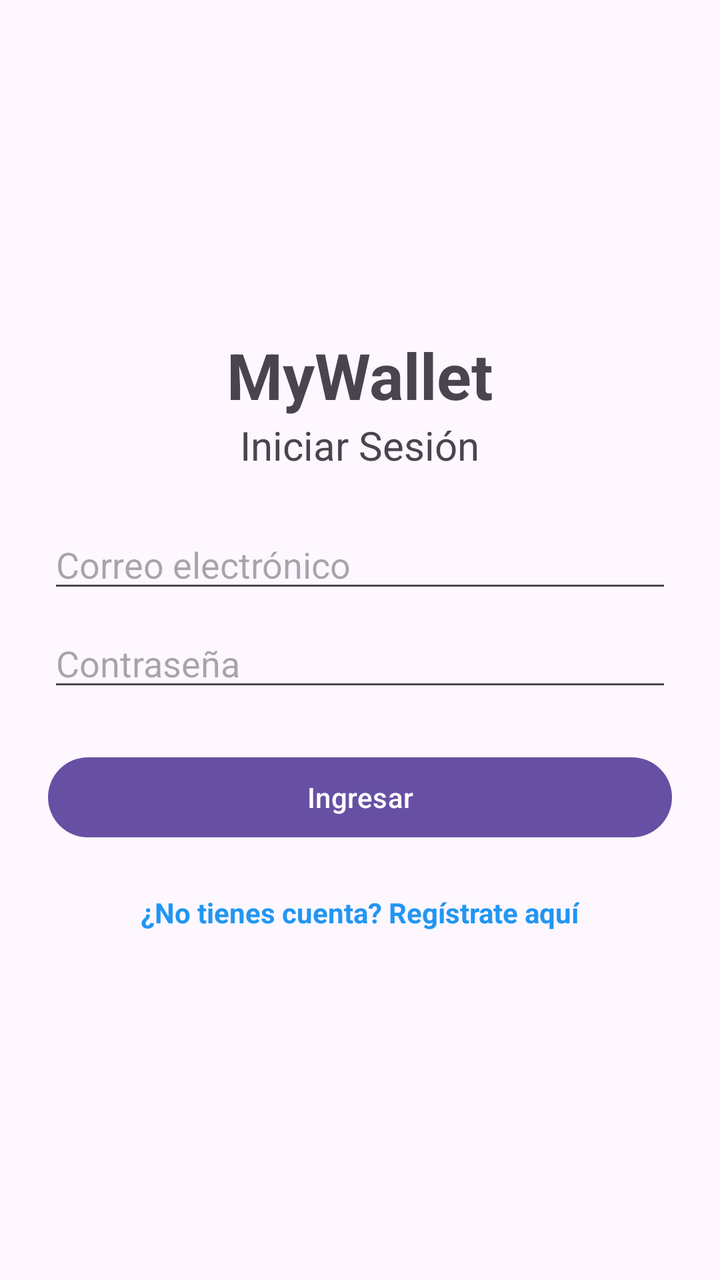
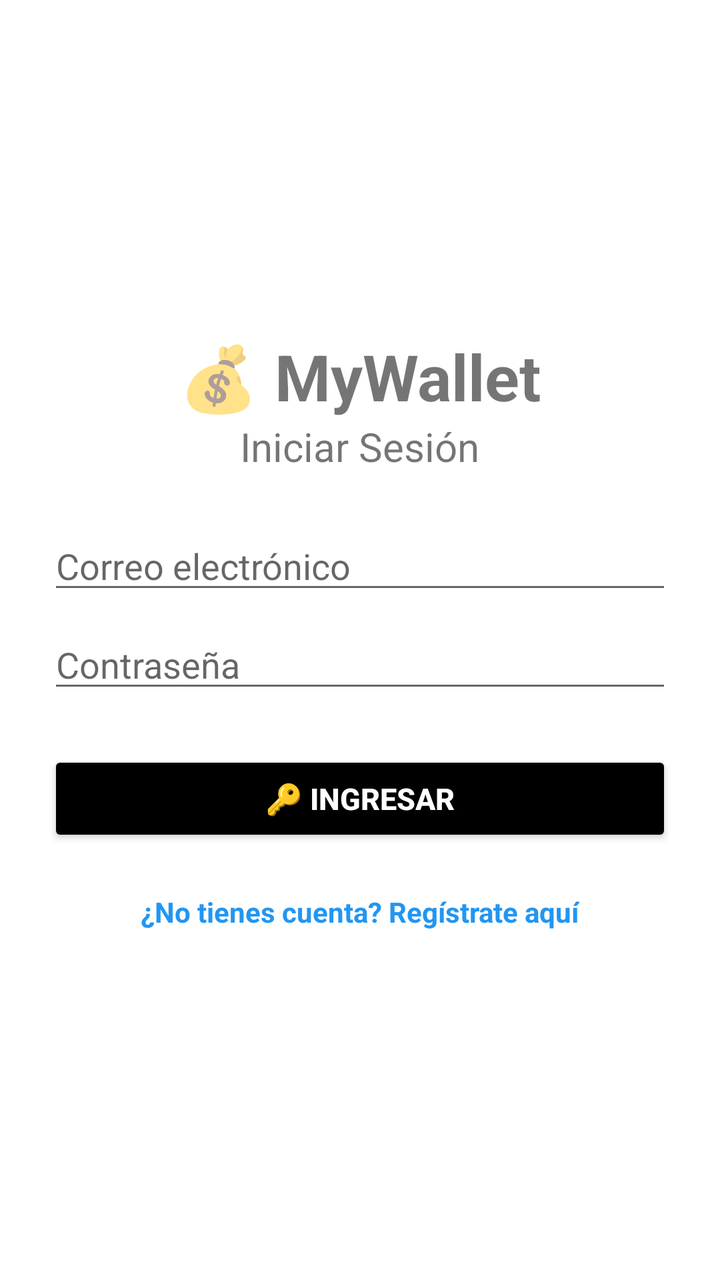

The first picture is an Android layout as it rendered before a commit; the second is the same layout after the commit. The layout source and the unified diff follow.
<!-- AndroidManifest.xml: application theme Theme.MyWallet -->
<!-- res/layout/activity_login.xml -->
<?xml version="1.0" encoding="utf-8"?>
<LinearLayout xmlns:android="http://schemas.android.com/apk/res/android"
    xmlns:tools="http://schemas.android.com/tools"
    android:layout_width="match_parent"
    android:layout_height="match_parent"
    android:fitsSystemWindows="true"
    android:gravity="center_vertical"
    android:orientation="vertical"
    android:padding="24dp"
    tools:context=".ui.LoginActivity">

    <TextView
        android:layout_width="wrap_content"
        android:layout_height="wrap_content"
        android:text="MyWallet"
        android:textSize="32sp"
        android:textStyle="bold"
        android:layout_gravity="center_horizontal"/>

    <TextView
        android:layout_width="wrap_content"
        android:layout_height="wrap_content"
        android:text="Iniciar Sesión"
        android:textSize="20sp"
        android:layout_gravity="center_horizontal"
        android:layout_marginBottom="24dp"/>

    <EditText
        android:id="@+id/etEmail"
        android:layout_width="match_parent"
        android:layout_height="wrap_content"
        android:hint="Correo electrónico"
        android:inputType="textEmailAddress"
        android:layout_marginBottom="8dp"/>

    <EditText
        android:id="@+id/etPassword"
        android:layout_width="match_parent"
        android:layout_height="wrap_content"
        android:hint="Contraseña"
        android:inputType="textPassword"
        android:layout_marginBottom="24dp"/>

    <Button
        android:id="@+id/btnLogin"
        android:layout_width="match_parent"
        android:layout_height="wrap_content"
        android:text="Ingresar"/>

    <TextView
        android:id="@+id/tvIrRegistro"
        android:layout_width="wrap_content"
        android:layout_height="wrap_content"
        android:layout_gravity="center_horizontal"
        android:layout_marginTop="16dp"
        android:padding="8dp"
        android:text="¿No tienes cuenta? Regístrate aquí"
        android:textColor="#2196F3"
        android:textStyle="bold"/>

</LinearLayout>
<!-- resources referenced by this layout -->
<resources>
  <style name="Theme.MyWallet" parent="Base.Theme.MyWallet" />
  <style name="Base.Theme.MyWallet" parent="Theme.Material3.DayNight.NoActionBar">
          
          
      </style>
</resources>

<!-- the commit's change to res/layout/activity_login.xml (unified diff, before → after) -->
@@ -1,61 +1,78 @@
 <?xml version="1.0" encoding="utf-8"?>
 <LinearLayout xmlns:android="http://schemas.android.com/apk/res/android"
+    xmlns:app="http://schemas.android.com/apk/res-auto"
     xmlns:tools="http://schemas.android.com/tools"
     android:layout_width="match_parent"
     android:layout_height="match_parent"
+    android:orientation="vertical"
     android:fitsSystemWindows="true"
-    android:gravity="center_vertical"
-    android:orientation="vertical"
-    android:padding="24dp"
     tools:context=".ui.LoginActivity">
 
-    <TextView
-        android:layout_width="wrap_content"
-        android:layout_height="wrap_content"
-        android:text="MyWallet"
-        android:textSize="32sp"
-        android:textStyle="bold"
-        android:layout_gravity="center_horizontal"/>
+    
 
-    <TextView
-        android:layout_width="wrap_content"
-        android:layout_height="wrap_content"
-        android:text="Iniciar Sesión"
-        android:textSize="20sp"
-        android:layout_gravity="center_horizontal"
-        android:layout_marginBottom="24dp"/>
+    <LinearLayout
+        android:layout_width="match_parent"
+        android:layout_height="match_parent"
+        android:orientation="vertical"
+        android:gravity="center"
+        android:padding="24dp">
 
-    <EditText
-        android:id="@+id/etEmail"
-        android:layout_width="match_parent"
-        android:layout_height="wrap_content"
-        android:hint="Correo electrónico"
-        android:inputType="textEmailAddress"
-        android:layout_marginBottom="8dp"/>
+        
+        <TextView
+            android:layout_width="wrap_content"
+            android:layout_height="wrap_content"
+            android:text="@string/titulo_app"
+            android:textSize="@dimen/texto_titulo"
+            android:textStyle="bold"/>
 
-    <EditText
-        android:id="@+id/etPassword"
-        android:layout_width="match_parent"
-        android:layout_height="wrap_content"
-        android:hint="Contraseña"
-        android:inputType="textPassword"
-        android:layout_marginBottom="24dp"/>
+        <TextView
+            android:layout_width="wrap_content"
+            android:layout_height="wrap_content"
+            android:text="@string/titulo_login"
+            android:textSize="@dimen/texto_subtitulo"
+            android:layout_marginBottom="24dp"/>
 
-    <Button
-        android:id="@+id/btnLogin"
-        android:layout_width="match_parent"
-        android:layout_height="wrap_content"
-        android:text="Ingresar"/>
+        
+        <EditText
+            android:id="@+id/etEmail"
+            android:layout_width="match_parent"
+            android:layout_height="wrap_content"
+            android:hint="@string/hint_email"
+            android:inputType="textEmailAddress"
+            android:layout_marginBottom="8dp"/>
 
-    <TextView
-        android:id="@+id/tvIrRegistro"
-        android:layout_width="wrap_content"
-        android:layout_height="wrap_content"
-        android:layout_gravity="center_horizontal"
-        android:layout_marginTop="16dp"
-        android:padding="8dp"
-        android:text="¿No tienes cuenta? Regístrate aquí"
-        android:textColor="#2196F3"
-        android:textStyle="bold"/>
+        
+        <EditText
+            android:id="@+id/etPassword"
+            android:layout_width="match_parent"
+            android:layout_height="wrap_content"
+            android:hint="@string/hint_password"
+            android:inputType="textPassword"
+            android:layout_marginBottom="24dp"/>
+
+        
+        <androidx.appcompat.widget.AppCompatButton
+            android:id="@+id/btnLogin"
+            android:layout_width="match_parent"
+            android:layout_height="wrap_content"
+            android:text="@string/btn_ingresar"
+            android:textSize="@dimen/texto_boton"
+            android:textStyle="bold"
+            android:layout_marginBottom="@dimen/margen"
+            android:textColor="@color/white"
+            android:backgroundTint="@color/black"/>
+
+        
+        
+        <TextView
+            android:id="@+id/tvIrRegistro"
+            android:layout_width="wrap_content"
+            android:layout_height="wrap_content"
+            android:padding="8dp"
+            android:text="@string/ir_registro"
+            android:textColor="@color/azul"
+            android:textStyle="bold"/>
+
+    </LinearLayout>
 
 </LinearLayout>
<!-- resource entries referenced after the edit -->
@@ -1,9 +1,34 @@
 <!-- resources referenced by this layout -->
 <resources>
-  <style name="Theme.MyWallet" parent="Base.Theme.MyWallet" />
-  <style name="Base.Theme.MyWallet" parent="Theme.Material3.DayNight.NoActionBar">
+  <color name="azul">#FF2196F3</color>
+  <color name="black">#FF000000</color>
+  <color name="white">#FFFFFFFF</color>
+  <dimen name="margen">15dp</dimen>
+  <dimen name="texto_boton">15sp</dimen>
+  <dimen name="texto_subtitulo">20sp</dimen>
+  <dimen name="texto_titulo">32sp</dimen>
+  <string name="btn_ingresar">🔑 Ingresar</string>
+  <string name="hint_email">Correo electrónico</string>
+  <string name="hint_password">Contraseña</string>
+  <string name="ir_registro">¿No tienes cuenta? Regístrate aquí</string>
+  <string name="titulo_app">💰 MyWallet</string>
+  <string name="titulo_login">Iniciar Sesión</string>
+  <style name="Theme.MyWallet" parent="Theme.MaterialComponents.DayNight.NoActionBar">
           
+          <item name="colorPrimary">@color/purple_500</item>
+          <item name="colorPrimaryVariant">@color/purple_700</item>
+          <item name="colorOnPrimary">@color/white</item>
+          
+          <item name="colorSecondary">@color/teal_200</item>
+          <item name="colorSecondaryVariant">@color/teal_700</item>
+          <item name="colorOnSecondary">@color/black</item>
+          
+          <item name="android:statusBarColor">?attr/colorPrimaryVariant</item>
           
       </style>
+  <color name="purple_500">#FF6200EE</color>
+  <color name="purple_700">#FF3700B3</color>
+  <color name="teal_200">#FF03DAC5</color>
+  <color name="teal_700">#FF018786</color>
 </resources>
 
